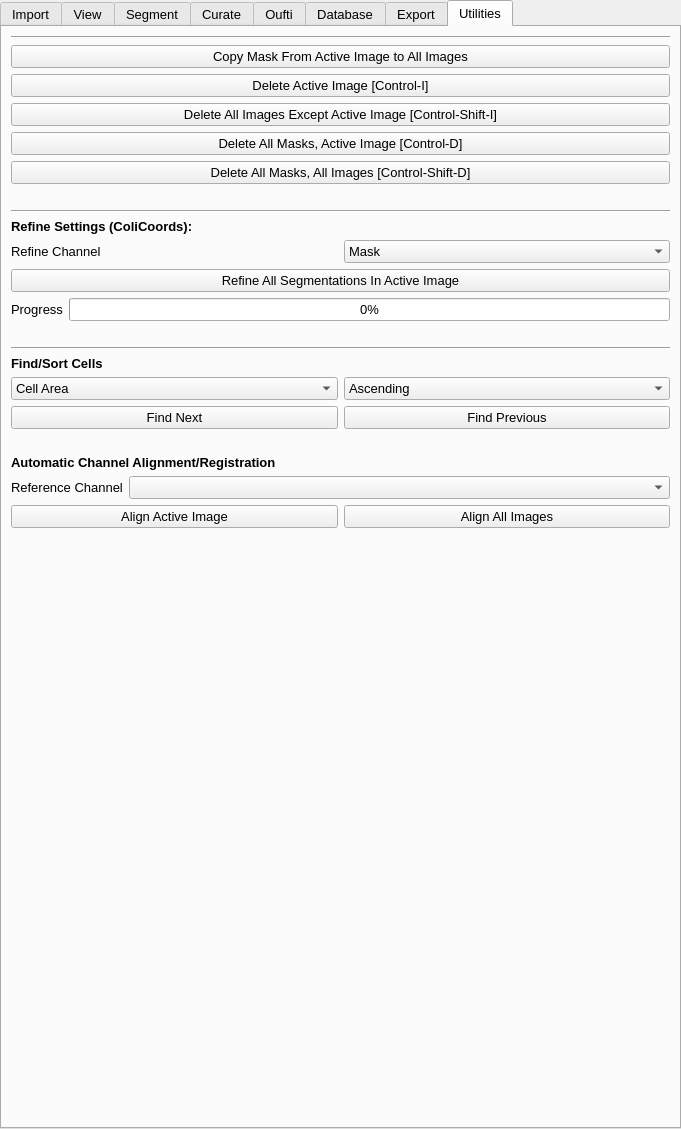
Qt form src/napari_bacseg/bacseg_ui.ui (piedrro/napari-bacseg) before a commit.
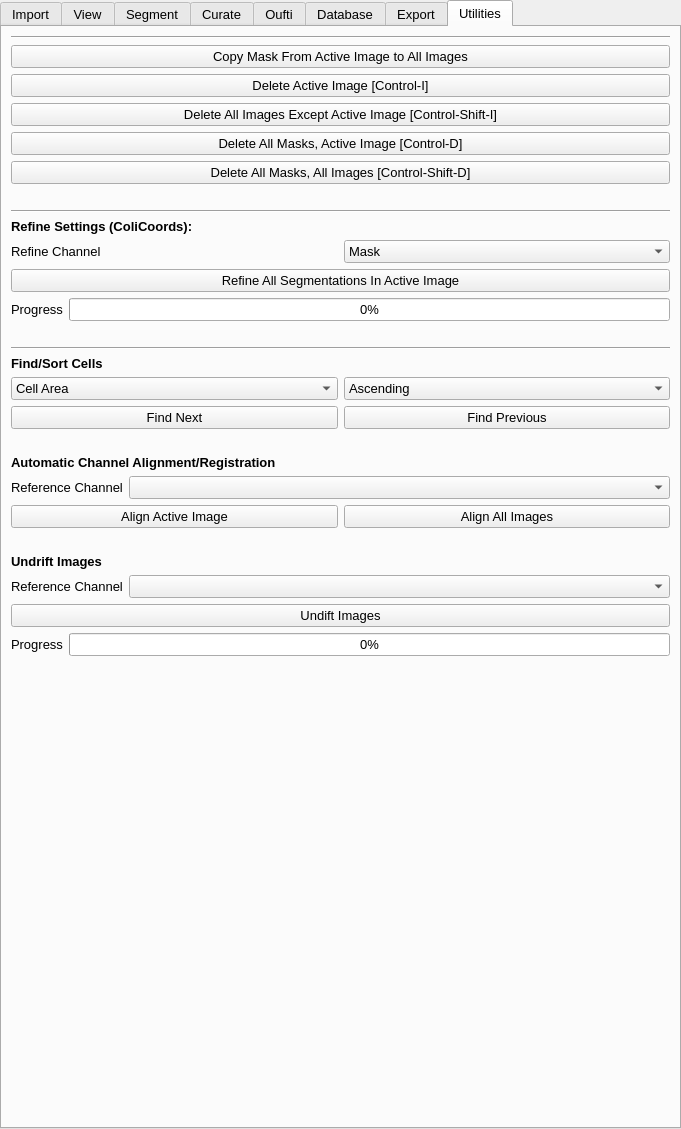
The same form after that commit. The open tabs and pages were chosen to show the change.

Commit message: added simple undrifting algorithm

```diff
--- a/src/napari_bacseg/bacseg_ui.ui
+++ b/src/napari_bacseg/bacseg_ui.ui
@@ -5638,6 +5638,78 @@
       </item>
      </layout>
     </item>
+    <item>
+     <spacer name="verticalSpacer_49">
+      <property name="orientation">
+       <enum>Qt::Vertical</enum>
+      </property>
+      <property name="sizeType">
+       <enum>QSizePolicy::Minimum</enum>
+      </property>
+      <property name="sizeHint" stdset="0">
+       <size>
+        <width>20</width>
+        <height>20</height>
+       </size>
+      </property>
+     </spacer>
+    </item>
+    <item>
+     <widget class="QLabel" name="label_104">
+      <property name="font">
+       <font>
+        <pointsize>10</pointsize>
+        <weight>75</weight>
+        <bold>true</bold>
+       </font>
+      </property>
+      <property name="text">
+       <string>Undrift Images</string>
+      </property>
+     </widget>
+    </item>
+    <item>
+     <layout class="QFormLayout" name="formLayout_24">
+      <item row="0" column="1">
+       <widget class="QComboBox" name="undrift_channel"/>
+      </item>
+      <item row="0" column="0">
+       <widget class="QLabel" name="label_106">
+        <property name="text">
+         <string>Reference Channel</string>
+        </property>
+       </widget>
+      </item>
+     </layout>
+    </item>
+    <item>
+     <widget class="QPushButton" name="undrift_images">
+      <property name="text">
+       <string>Undift Images</string>
+      </property>
+     </widget>
+    </item>
+    <item>
+     <layout class="QFormLayout" name="formLayout_26">
+      <item row="0" column="0">
+       <widget class="QLabel" name="label_107">
+        <property name="text">
+         <string>Progress</string>
+        </property>
+       </widget>
+      </item>
+      <item row="0" column="1">
+       <widget class="QProgressBar" name="undrift_progressbar">
+        <property name="value">
+         <number>0</number>
+        </property>
+        <property name="textVisible">
+         <bool>true</bool>
+        </property>
+       </widget>
+      </item>
+     </layout>
+    </item>
     <item>
      <spacer name="verticalSpacer_13">
       <property name="orientation">
```
The commit also changes 2 other files.
